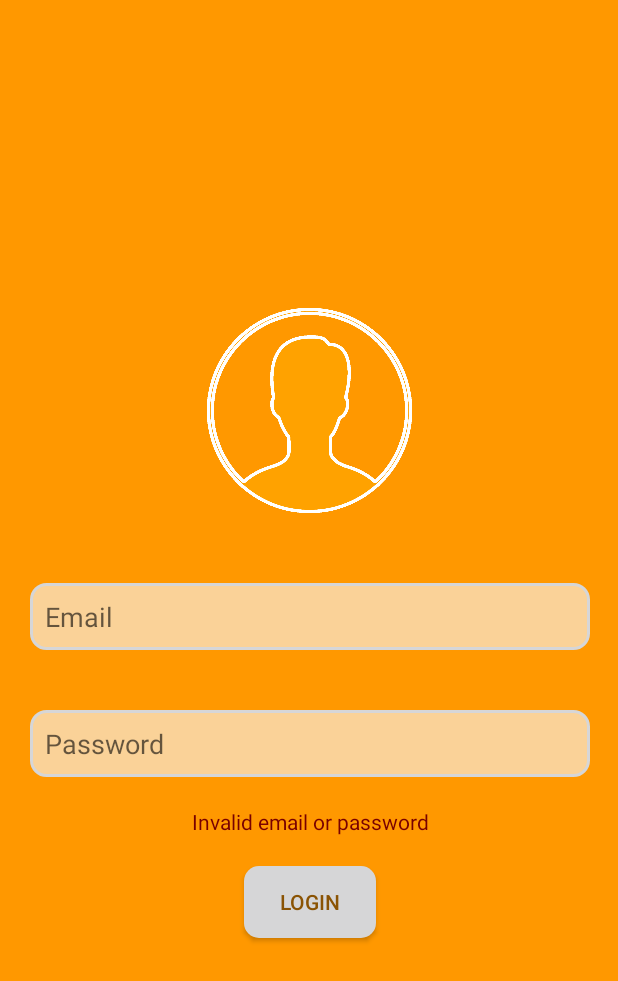
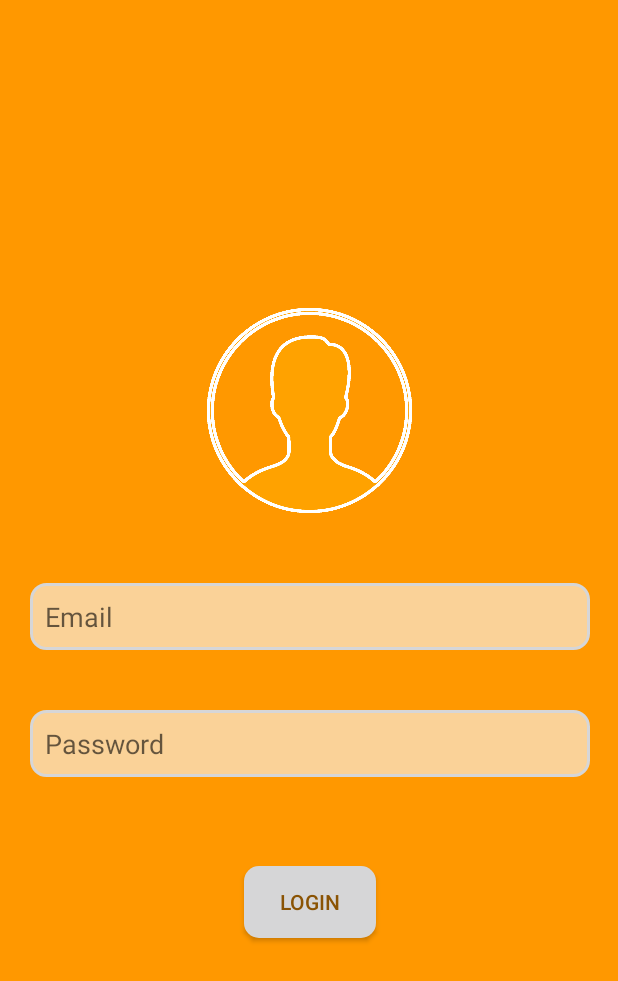
Before and after one commit to Imane-ux/Food-App, an Android app: the fragment LoginFragment placed in its activity, after a tap on "LOGIN", on a phone screen of 412 x 824 dp. Shown: the top 981 px of the screen. Run offline under Robolectric (Android 15) with nearby library versions, the phone set to English and light mode, and no system bars; our stand-ins replace Firebase (no records; nobody signed in at launch, a user with empty details on screens opened directly); Roboto replaces fonts that are not available here.

Commit message:
Login update

```diff
--- a/app/src/main/java/com/example/mealyapp/LoginFragment.java
+++ b/app/src/main/java/com/example/mealyapp/LoginFragment.java
@@ -2,6 +2,7 @@ package com.example.mealyapp;
 
 import android.os.Bundle;
 
+import androidx.annotation.NonNull;
 import androidx.annotation.Nullable;
 import androidx.fragment.app.Fragment;
 import androidx.fragment.app.FragmentTransaction;
@@ -15,7 +16,9 @@ import android.widget.EditText;
 import android.widget.TextView;
 import android.widget.Toast;
 
+import com.google.android.gms.tasks.OnCompleteListener;
 import com.google.android.gms.tasks.OnSuccessListener;
+import com.google.android.gms.tasks.Task;
 import com.google.firebase.auth.AuthResult;
 import com.google.firebase.auth.FirebaseAuth;
 
@@ -45,7 +48,7 @@ public class LoginFragment extends Fragment {
                        fragmentTransaction.replace(R.id.fragmentContainer, new WelcomePageFragment()).commit();
                    }
                    else {*/
-                       loginUser(emailInput.getText().toString(), passwordInput.getText().toString(), view);
+                       loginUser(emailInput.getText().toString(), passwordInput.getText().toString());
                    //}
                }
                catch (Exception e){
@@ -62,22 +65,23 @@ public class LoginFragment extends Fragment {
 
     }
 
-    private void loginUser(String txt1, String txt2, View view) {
-        mAuth.signInWithEmailAndPassword(txt1, txt2).addOnSuccessListener(new OnSuccessListener<AuthResult>() {
+    private void loginUser(String txt1, String txt2) {
+        mAuth.signInWithEmailAndPassword(txt1,txt2).addOnCompleteListener(new OnCompleteListener<AuthResult>() {
             @Override
-            public void onSuccess(AuthResult authResult) {
-                Toast.makeText(getActivity(), "Login successful", Toast.LENGTH_SHORT).show();
+            public void onComplete(@NonNull Task<AuthResult> task) {
+                if (task.isSuccessful()) {
+                    // String id = mDatabase.push().getKey();
 
-                FragmentTransaction fragmentTransaction = getParentFragmentManager().beginTransaction();
-                fragmentTransaction.replace(R.id.fragmentContainer, new WelcomePageFragment()).commit();
-                // code to start a new fragment here (welcome Client fragment)
+                    Toast.makeText(getActivity(), "Login successful", Toast.LENGTH_SHORT).show();
+                    FragmentTransaction fragmentTransaction = getParentFragmentManager().beginTransaction();
+                    fragmentTransaction.replace(R.id.fragmentContainer, new WelcomePageFragment()).commit();
 
 
+                }else {
+                    Toast.makeText(getActivity(), "Login unsuccessful", Toast.LENGTH_SHORT).show();
+                }
             }
-
         });
 
-        TextView invalidText = (TextView) view.findViewById(R.id.invalid_text);
-        invalidText.setVisibility(View.VISIBLE);
     }
 }
--- a/app/src/main/java/com/example/mealyapp/RegClientFragment.java
+++ b/app/src/main/java/com/example/mealyapp/RegClientFragment.java
@@ -177,7 +177,7 @@ public class RegClientFragment extends Fragment {
             @Override
             public void onComplete(@NonNull Task<AuthResult> task) {
                 if (task.isComplete()) {
-                    //String id = mDatabase.push().getKey();
+                   // String id = mDatabase.push().getKey();
 
                     String userID = mAuth.getInstance().getCurrentUser().getUid();
                     user  = new Client("Client",password,email,firstName,lastName,address,cardNumber,expiryYear,expiryMonth,securityCode, nameOnCard);
```
